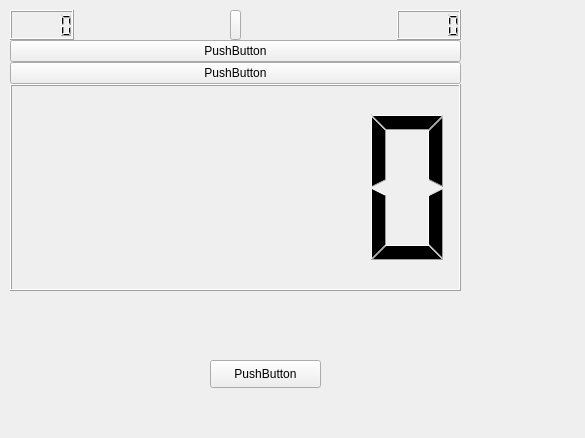
The window that test.ui (DoomCookie/mines) describes before a commit, drawn with Qt 5.
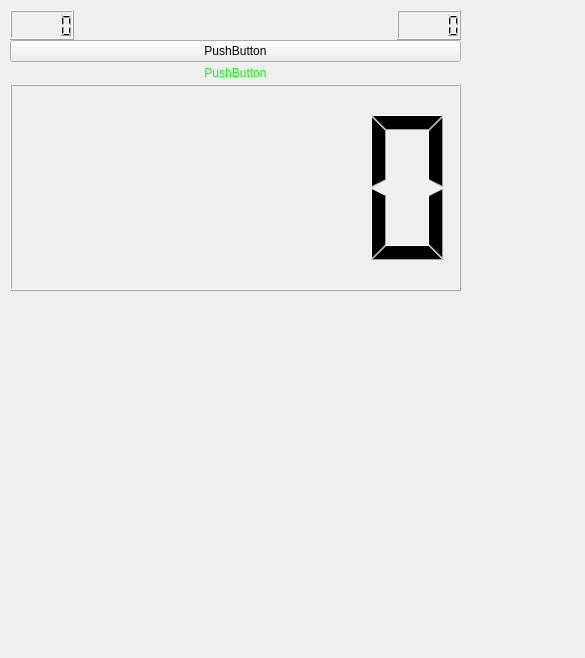
The same window after the commit. Icons and pictures are not drawn.

The edit to the form file:
```diff
--- a/test.ui
+++ b/test.ui
@@ -7,7 +7,7 @@
     <x>0</x>
     <y>0</y>
     <width>585</width>
-    <height>438</height>
+    <height>658</height>
    </rect>
   </property>
   <property name="windowTitle">
@@ -51,6 +51,9 @@
        </item>
        <item>
         <widget class="QPushButton" name="btn">
+         <property name="enabled">
+          <bool>true</bool>
+         </property>
          <property name="sizePolicy">
           <sizepolicy hsizetype="Minimum" vsizetype="Minimum">
            <horstretch>0</horstretch>
@@ -72,13 +75,25 @@
          <property name="statusTip">
           <string/>
          </property>
+         <property name="autoFillBackground">
+          <bool>false</bool>
+         </property>
+         <property name="styleSheet">
+          <string notr="true">        QPushButton {
+            color: grey;
+            border-top: 3px transparent;
+            border-bottom: 3px transparent;
+            border-right: 10px transparent;
+            border-left: 10px transparent;
+        }</string>
+         </property>
          <property name="text">
           <string/>
          </property>
          <property name="iconSize">
           <size>
-           <width>20</width>
-           <height>20</height>
+           <width>30</width>
+           <height>30</height>
           </size>
          </property>
          <property name="checkable">
@@ -123,9 +138,19 @@
        </property>
        <item row="1" column="0">
         <widget class="QPushButton" name="pushButton">
+         <property name="styleSheet">
+          <string notr="true">color: rgb(0, 255, 0);
+alternate-background-color: rgb(255, 0, 0);</string>
+         </property>
          <property name="text">
           <string>PushButton</string>
          </property>
+         <property name="checkable">
+          <bool>false</bool>
+         </property>
+         <property name="flat">
+          <bool>true</bool>
+         </property>
         </widget>
        </item>
        <item row="2" column="0">
@@ -142,18 +167,23 @@
      </item>
     </layout>
    </widget>
-   <widget class="QPushButton" name="pushButton_2">
+   <widget class="QWidget" name="gridLayoutWidget">
     <property name="geometry">
      <rect>
-      <x>210</x>
-      <y>360</y>
-      <width>111</width>
-      <height>28</height>
+      <x>30</x>
+      <y>330</y>
+      <width>61</width>
+      <height>100</height>
      </rect>
     </property>
-    <property name="text">
-     <string>PushButton</string>
-    </property>
+    <layout class="QGridLayout" name="grd">
+     <property name="sizeConstraint">
+      <enum>QLayout::SetMinAndMaxSize</enum>
+     </property>
+     <property name="spacing">
+      <number>0</number>
+     </property>
+    </layout>
    </widget>
   </widget>
   <widget class="QMenuBar" name="menuBar">
```
Left out of the diff: 13 changed lines with no effect on the pictures.
